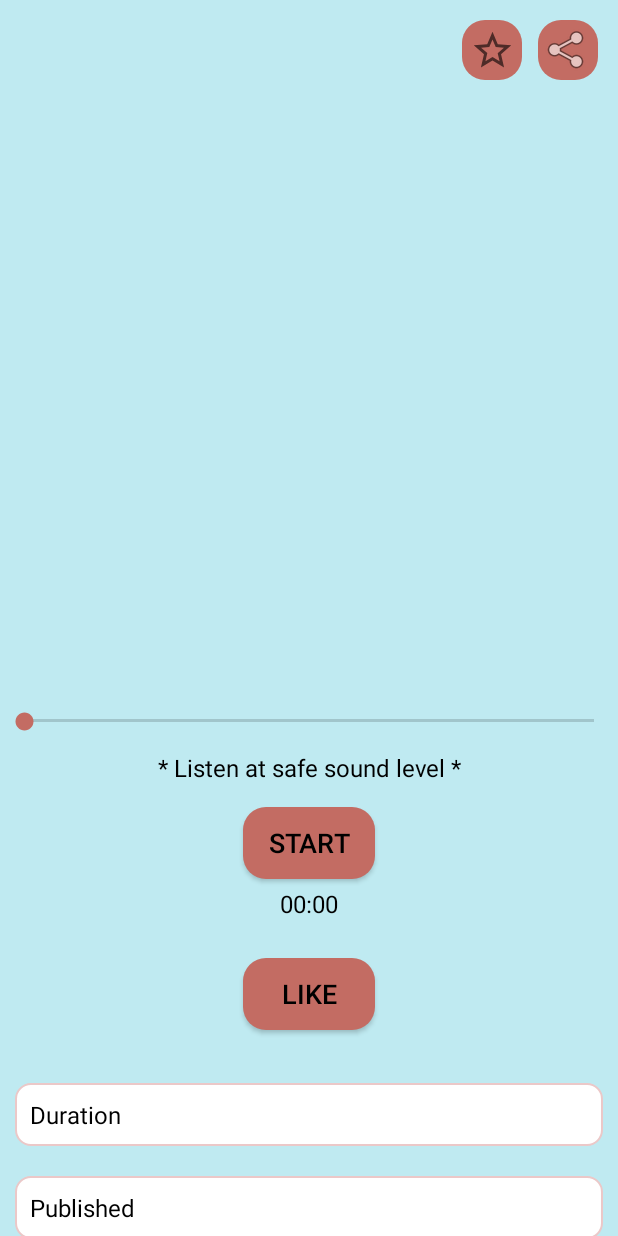
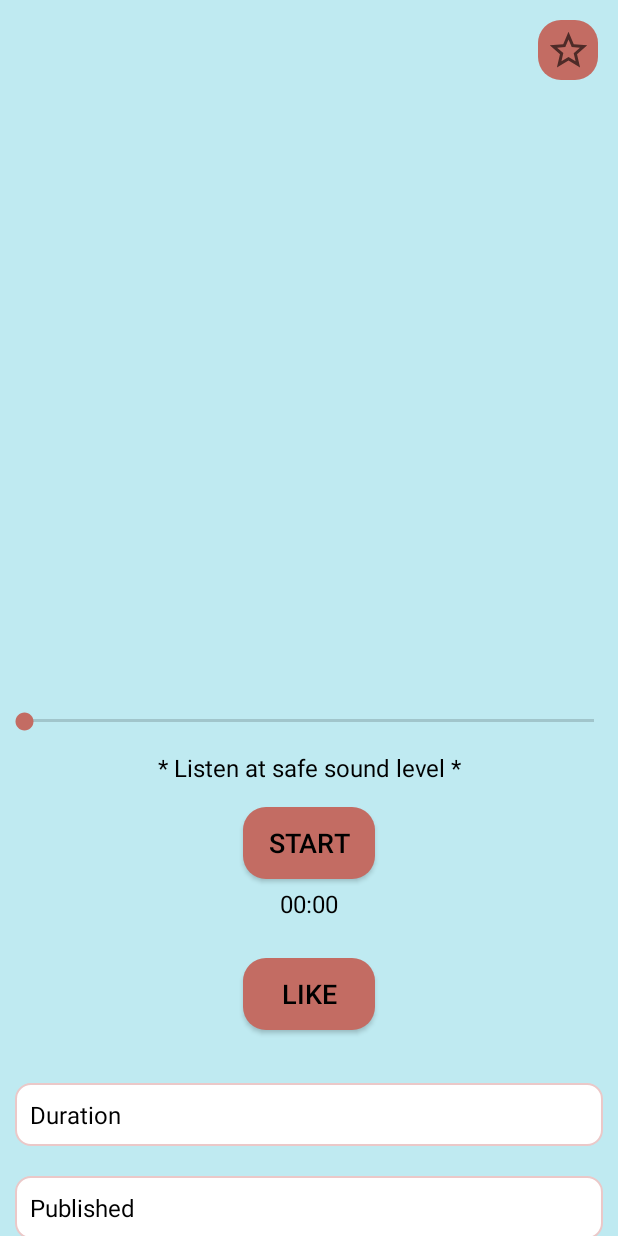
Before and after one commit to Suharsh007/GTV2, an Android app: the layout activity_podcast_player.xml on its own in the app's theme, with its tools: preview values and no code run, on a phone screen of 412 x 824 dp. Run offline under Robolectric (Android 15) with nearby library versions, the phone set to English and light mode, and no system bars.

Commit message:
Message changed, share button removed

```diff
--- a/app/src/main/java/in/goodthought/GoodThought/MarkedList.java
+++ b/app/src/main/java/in/goodthought/GoodThought/MarkedList.java
@@ -216,9 +216,9 @@ public class MarkedList extends AppCompatActivity implements recyclerv.onItemCli
                         Intent share = new Intent(android.content.Intent.ACTION_SEND);
                         share.setType("text/plain");
                         share.addFlags(Intent.FLAG_ACTIVITY_CLEAR_WHEN_TASK_RESET);
-                        share.putExtra(Intent.EXTRA_SUBJECT, "Title Of The Post");
-                        share.putExtra(Intent.EXTRA_TEXT, "I am enjoying the podcasts on Good Thought." +
-                                " You should try it  "
+                        share.putExtra(Intent.EXTRA_SUBJECT, "Good Thought");
+                        share.putExtra(Intent.EXTRA_TEXT, "Good Thought is a platform through which people, may be from various field, share their journey, experiences and good learnings they had." +
+                                "\nYou may also try this platform. \nThis is the link to platform :- "
                                 +"https://play.google.com/store/apps/details?id=in.goodthought.GoodThought");
 
                         startActivity(Intent.createChooser(share, "Share link!"));
--- a/app/src/main/java/in/goodthought/GoodThought/contact_activity.java
+++ b/app/src/main/java/in/goodthought/GoodThought/contact_activity.java
@@ -91,9 +91,9 @@ public class contact_activity extends AppCompatActivity {
                         Intent share = new Intent(android.content.Intent.ACTION_SEND);
                         share.setType("text/plain");
                         share.addFlags(Intent.FLAG_ACTIVITY_CLEAR_WHEN_TASK_RESET);
-                        share.putExtra(Intent.EXTRA_SUBJECT, "Title Of The Post");
-                        share.putExtra(Intent.EXTRA_TEXT, "I am enjoying the podcasts on Good Thought." +
-                                " You should try it  "
+                        share.putExtra(Intent.EXTRA_SUBJECT, "Good Thought");
+                        share.putExtra(Intent.EXTRA_TEXT, "Good Thought is a platform through which people, may be from various field, share their journey, experiences and good learnings they had." +
+                                "\nYou may also try this platform. \nThis is the link to platform :- "
                                 +"https://play.google.com/store/apps/details?id=in.goodthought.GoodThought");
 
                         startActivity(Intent.createChooser(share, "Share link!"));
--- a/app/src/main/java/in/goodthought/GoodThought/myAccount.java
+++ b/app/src/main/java/in/goodthought/GoodThought/myAccount.java
@@ -89,9 +89,9 @@ public class myAccount extends AppCompatActivity {
                         Intent share = new Intent(android.content.Intent.ACTION_SEND);
                         share.setType("text/plain");
                         share.addFlags(Intent.FLAG_ACTIVITY_CLEAR_WHEN_TASK_RESET);
-                        share.putExtra(Intent.EXTRA_SUBJECT, "Title Of The Post");
-                        share.putExtra(Intent.EXTRA_TEXT, "I am enjoying the podcasts on Good Thought." +
-                                " You should try it  "
+                        share.putExtra(Intent.EXTRA_SUBJECT, "Good Thought");
+                        share.putExtra(Intent.EXTRA_TEXT, "Good Thought is a platform through which people, may be from various field, share their journey, experiences and good learnings they had." +
+                                "\nYou may also try this platform. \nThis is the link to platform :- "
                                 +"https://play.google.com/store/apps/details?id=in.goodthought.GoodThought");
 
                         startActivity(Intent.createChooser(share, "Share link!"));
--- a/app/src/main/java/in/goodthought/GoodThought/podcast_Activity.java
+++ b/app/src/main/java/in/goodthought/GoodThought/podcast_Activity.java
@@ -216,9 +216,9 @@ public class podcast_Activity extends AppCompatActivity implements recyclerv.onI
                         Intent share = new Intent(android.content.Intent.ACTION_SEND);
                         share.setType("text/plain");
                         share.addFlags(Intent.FLAG_ACTIVITY_CLEAR_WHEN_TASK_RESET);
-                        share.putExtra(Intent.EXTRA_SUBJECT, "Title Of The Post");
-                        share.putExtra(Intent.EXTRA_TEXT, "I am enjoying the podcasts on Good Thought." +
-                                " You should try it  "
+                        share.putExtra(Intent.EXTRA_SUBJECT, "Good Thought");
+                        share.putExtra(Intent.EXTRA_TEXT, "Good Thought is a platform through which people, may be from various field, share their journey, experiences and good learnings they had." +
+                                "\nYou may also try this platform. \nThis is the link to platform :- "
                                 +"https://play.google.com/store/apps/details?id=in.goodthought.GoodThought");
 
                         startActivity(Intent.createChooser(share, "Share link!"));
--- a/app/src/main/res/layout/activity_podcast_player.xml
+++ b/app/src/main/res/layout/activity_podcast_player.xml
@@ -32,15 +32,6 @@
                 android:padding="10dp"
                 android:src="@drawable/staroff"
                 android:onClick="setMarkButton"/>
-            <ImageButton
-                android:src="@android:drawable/ic_menu_share"
-                android:layout_width="40dp"
-                android:layout_height="40dp"
-                android:padding="10dp"
-                android:layout_margin="5dp"
-                android:background="@drawable/round_btn"/>
-
-
         </LinearLayout>
 
 
```
